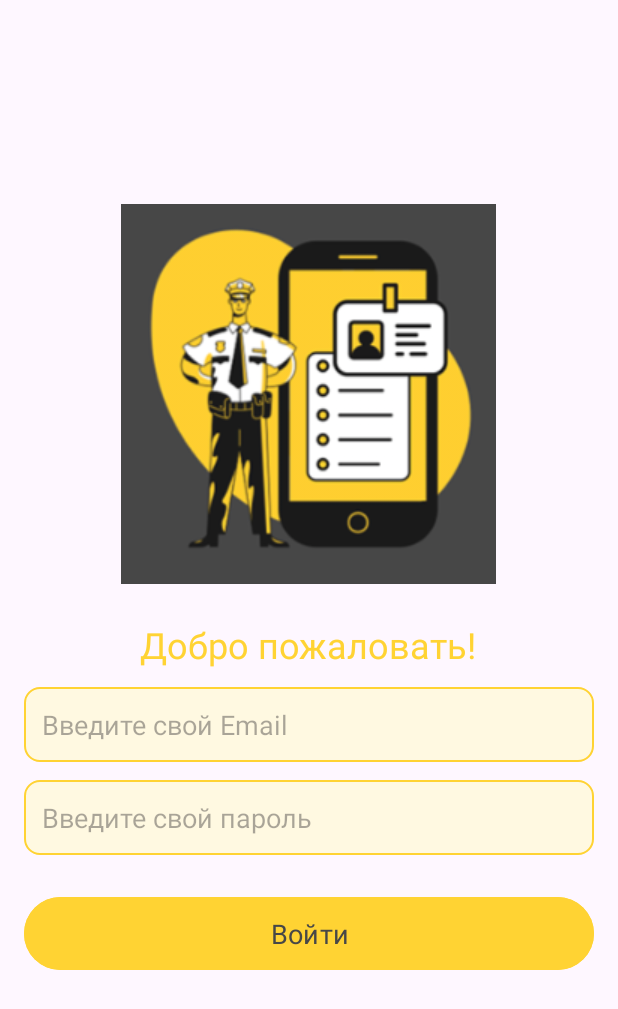
After one commit to vlad-bstrv/QuizPDD, an Android app: the layout fragment_login.xml on its own in the app's theme, with its tools: preview values and no code run, on a phone screen of 412 x 824 dp. The commit adds this screen. Shown: the top 1009 px of the screen. Run offline under Robolectric (Android 15) with nearby library versions, the phone set to English and light mode, and no system bars; Roboto replaces fonts that are not available here.

Commit message:
ui login

```diff
--- /dev/null
+++ b/app/src/main/java/com/example/quizpdd/ui/auth/LoginFragment.kt
@@ -0,0 +1,37 @@
+package com.example.quizpdd.ui.auth
+
+import android.os.Bundle
+import androidx.fragment.app.Fragment
+import android.view.LayoutInflater
+import android.view.View
+import android.view.ViewGroup
+import androidx.navigation.findNavController
+import com.example.quizpdd.R
+import com.example.quizpdd.databinding.FragmentLoginBinding
+
+class LoginFragment : Fragment() {
+
+    private var _binding: FragmentLoginBinding? = null
+    private val binding get() = _binding!!
+
+    override fun onCreateView(
+        inflater: LayoutInflater, container: ViewGroup?,
+        savedInstanceState: Bundle?
+    ): View {
+        _binding = FragmentLoginBinding.inflate(inflater, container, false)
+        return binding.root
+    }
+
+    override fun onViewCreated(view: View, savedInstanceState: Bundle?) {
+        super.onViewCreated(view, savedInstanceState)
+        binding.loginBtn.setOnClickListener {
+            it.findNavController().navigate(R.id.action_loginFragment_to_topicFragment)
+        }
+    }
+
+    override fun onDestroyView() {
+        super.onDestroyView()
+        _binding = null
+    }
+
+}
--- /dev/null
+++ b/app/src/main/res/drawable/edittext_bg.xml
@@ -0,0 +1,11 @@
+<?xml version="1.0" encoding="utf-8"?>
+<selector xmlns:android="http://schemas.android.com/apk/res/android">
+    <item>
+        <shape android:shape="rectangle">
+            <solid android:color="#fff9e1"/>
+            <corners android:radius="10dp"/>
+            <stroke android:color="@color/yellow_dark" android:width="1dp"/>
+        </shape>
+    </item>
+
+</selector>
--- /dev/null
+++ b/app/src/main/res/layout/fragment_login.xml
@@ -0,0 +1,69 @@
+<?xml version="1.0" encoding="utf-8"?>
+<LinearLayout xmlns:android="http://schemas.android.com/apk/res/android"
+    xmlns:tools="http://schemas.android.com/tools"
+    android:layout_width="match_parent"
+    android:layout_height="match_parent"
+    xmlns:app="http://schemas.android.com/apk/res-auto"
+    tools:context=".ui.auth.LoginFragment"
+    android:orientation="vertical"
+    android:gravity="center_horizontal"
+    android:padding="@dimen/app_pading">
+
+    <ImageView
+        android:layout_width="wrap_content"
+        android:layout_height="wrap_content"
+        android:src="@drawable/login"
+        app:layout_constraintStart_toStartOf="parent"
+        app:layout_constraintEnd_toEndOf="parent"
+        app:layout_constraintTop_toTopOf="parent"
+        android:layout_marginTop="120dp"
+        android:importantForAccessibility="no" />
+
+    <TextView
+        android:layout_width="wrap_content"
+        android:layout_height="wrap_content"
+        android:text="@string/you_are_welcome"
+        android:textColor="@color/yellow_dark"
+        android:textSize="24sp"
+        android:layout_marginTop="24dp"/>
+
+    <EditText
+        android:id="@+id/email_edit_text"
+        android:layout_width="match_parent"
+        android:layout_height="50dp"
+        android:textSize="18sp"
+        android:padding="12dp"
+        android:layout_marginTop="12dp"
+        android:textColor="@color/background_main"
+        android:ems="10"
+        android:background="@drawable/edittext_bg"
+        android:inputType="textEmailAddress"
+        android:hint="@string/enter_your_email"
+        android:autofillHints="emailAddress" />
+
+    <EditText
+        android:id="@+id/password_edit_text"
+        android:layout_width="match_parent"
+        android:layout_height="50dp"
+        android:textSize="18sp"
+        android:padding="12dp"
+        android:layout_marginTop="12dp"
+        android:textColor="@color/background_main"
+        android:ems="10"
+        android:background="@drawable/edittext_bg"
+        android:inputType="textPassword"
+        android:hint="@string/enter_your_password"
+        android:autofillHints="password" />
+
+    <Button
+        android:id="@+id/login_btn"
+        android:layout_width="match_parent"
+        android:layout_height="wrap_content"
+        android:textSize="18sp"
+        android:padding="12dp"
+        android:layout_marginTop="24dp"
+        android:textColor="@color/background_main"
+        android:backgroundTint="@color/yellow_dark"
+        android:text="@string/login"/>
+
+</LinearLayout>
--- a/app/src/main/res/navigation/main_component.xml
+++ b/app/src/main/res/navigation/main_component.xml
@@ -3,7 +3,7 @@
     xmlns:app="http://schemas.android.com/apk/res-auto"
     xmlns:tools="http://schemas.android.com/tools"
     android:id="@+id/main_component"
-    app:startDestination="@id/topicFragment">
+    app:startDestination="@id/loginFragment">
 
     <fragment
         android:id="@+id/topicFragment"
@@ -23,4 +23,13 @@
             android:id="@+id/action_questionFragment_to_topicFragment"
             app:destination="@id/topicFragment" />
     </fragment>
+    <fragment
+        android:id="@+id/loginFragment"
+        android:name="com.example.quizpdd.ui.auth.LoginFragment"
+        android:label="fragment_login"
+        tools:layout="@layout/fragment_login" >
+        <action
+            android:id="@+id/action_loginFragment_to_topicFragment"
+            app:destination="@id/topicFragment" />
+    </fragment>
 </navigation>
--- a/app/src/main/res/values/strings.xml
+++ b/app/src/main/res/values/strings.xml
@@ -11,4 +11,8 @@
     <string name="reload">Reload</string>
     <string name="excellent">Отлично</string>
     <string name="result">Результат %1$d</string>
+    <string name="you_are_welcome">Добро пожаловать!</string>
+    <string name="enter_your_email">Введите свой Email</string>
+    <string name="enter_your_password">Введите свой пароль</string>
+    <string name="login">Войти</string>
 </resources>
```
Also changed, not shown: app/src/main/res/drawable/login.png (added).
